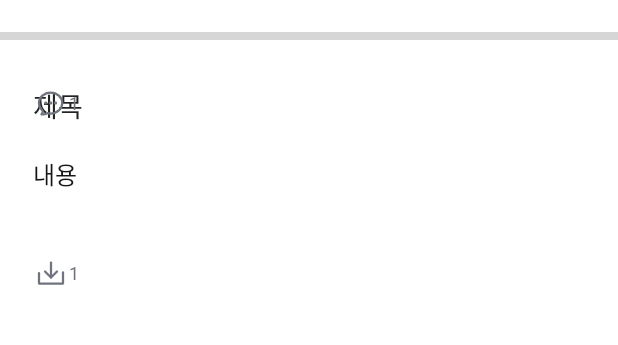
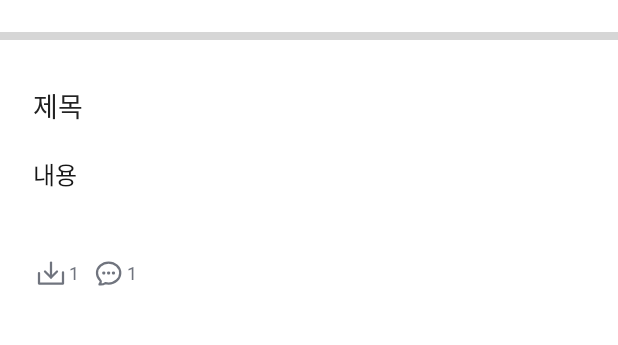
Before and after one commit to Route-Box/route_box_aos, an Android app: the SeekFragment screen opened through its navigation route, scrolled down 492 dp, on a phone screen of 412 x 824 dp, the part 76-421 px from its top. Run offline under Robolectric (Android 15) with nearby library versions, the phone set to English and light mode, and no system bars; our stand-ins replace FlexboxLayout, data binding, navigation-ui; plain views replace CircleIndicator3; pictures from the network do not load; 4 statements that could not run were skipped; grey boxes are pictures that could not be loaded.

Commit message:
🐛 Fix: 탐색 홈 댓글 안 보이는 오류 수정
Related to: #11

```diff
--- a/RouteBox/app/src/main/res/layout/item_seek_home_route.xml
+++ b/RouteBox/app/src/main/res/layout/item_seek_home_route.xml
@@ -184,9 +184,9 @@
                 android:gravity="center_vertical"
                 android:layout_marginStart="8dp"
                 app:drawableStartCompat="@drawable/ic_comment"
-                app:layout_constraintStart_toEndOf="@id/save_tv"
-                app:layout_constraintTop_toTopOf="@id/save_tv"
-                app:layout_constraintBottom_toBottomOf="@id/save_tv"
+                app:layout_constraintStart_toEndOf="@id/download_tv"
+                app:layout_constraintTop_toTopOf="@id/download_tv"
+                app:layout_constraintBottom_toBottomOf="@id/download_tv"
                 style="@style/body_b_xs" />
 
         </androidx.constraintlayout.widget.ConstraintLayout>
```
Also changed, not shown: RouteBox/app/src/main/res/layout/activity_route_preview_detail.xml (+4 -4 lines), RouteBox/app/src/main/res/layout/fragment_route_tracking.xml (added, +41 -0 lines).
